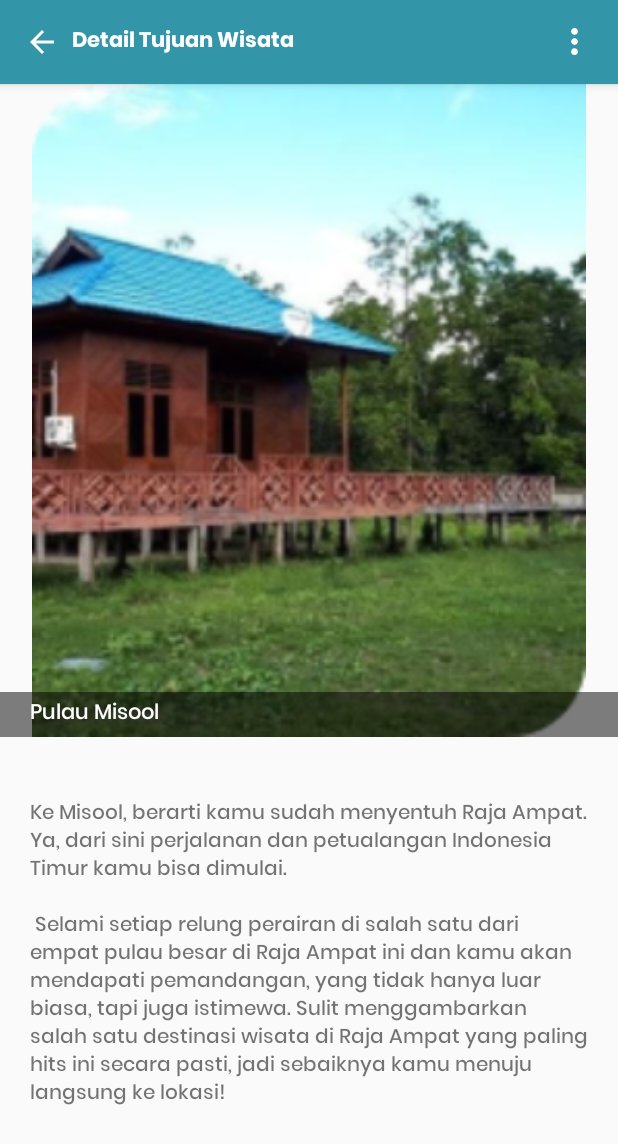
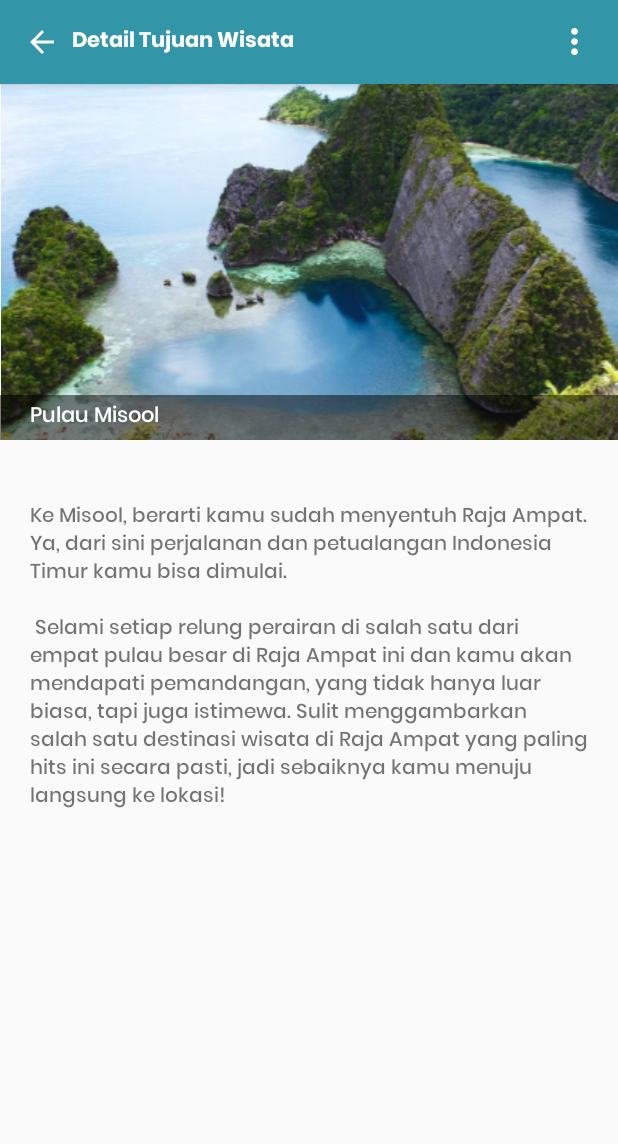
Before and after one commit to Mukhlashin/RajaAmpat, an Android app: the DetailDestinationActivity screen opened directly, with no data from a screen before it, on a phone screen of 412 x 824 dp. Shown: the top 1144 px of the screen. Run offline under Robolectric (Android 15) with nearby library versions, the phone set to English and light mode, and no system bars.

Commit message:
Buat Dummy V2

```diff
--- a/app/src/main/java/com/example/rajaampat/DetailDestinationActivity.java
+++ b/app/src/main/java/com/example/rajaampat/DetailDestinationActivity.java
@@ -3,18 +3,34 @@ package com.example.rajaampat;
 import androidx.appcompat.app.AppCompatActivity;
 import androidx.viewpager.widget.ViewPager;
 
+import android.content.Intent;
 import android.os.Bundle;
+import android.view.View;
+import android.widget.Button;
+import android.widget.ImageButton;
 
 public class DetailDestinationActivity extends AppCompatActivity {
+
+    ImageButton btnBack;
 
     @Override
     protected void onCreate(Bundle savedInstanceState) {
         super.onCreate(savedInstanceState);
         setContentView(R.layout.activity_detail_destination);
 
-        ViewPager viewPager = findViewById(R.id.vpg_detail_destination);
-        ImageDetailActivityAdapter adapter = new ImageDetailActivityAdapter(this);
-        viewPager.setAdapter(adapter);
+//        ViewPager viewPager = findViewById(R.id.vpg_detail_destination);
+//        ImageDetailActivityAdapter adapter = new ImageDetailActivityAdapter(this);
+//        viewPager.setAdapter(adapter);
+
+        btnBack = findViewById(R.id.btn_back);
+
+        btnBack.setOnClickListener(new View.OnClickListener() {
+            @Override
+            public void onClick(View view) {
+                Intent goToDestination = new Intent(DetailDestinationActivity.this, DestinationActivity.class);
+                startActivity(goToDestination);
+            }
+        });
 
     }
 }
--- a/app/src/main/res/layout/activity_destination.xml
+++ b/app/src/main/res/layout/activity_destination.xml
@@ -77,6 +77,7 @@
             android:orientation="vertical">
 
             <LinearLayout
+                android:id="@+id/btn_detail"
                 android:layout_width="match_parent"
                 android:layout_height="wrap_content"
                 android:layout_marginBottom="20dp"
@@ -160,7 +161,7 @@
                             android:fontFamily="@font/poppinsregular"
                             android:gravity="center|start"
                             android:paddingLeft="20dp"
-                            android:text="Pulau Misool"
+                            android:text="Batu Pensil"
                             android:textColor="@android:color/white"
                             android:textSize="13dp" />
 
@@ -211,7 +212,7 @@
                             android:fontFamily="@font/poppinsregular"
                             android:gravity="center|start"
                             android:paddingLeft="20dp"
-                            android:text="Pulau Misool"
+                            android:text="Wayag"
                             android:textColor="@android:color/white"
                             android:textSize="13dp" />
 
--- a/app/src/main/res/layout/content_activity_detail_destination.xml
+++ b/app/src/main/res/layout/content_activity_detail_destination.xml
@@ -1,6 +1,7 @@
 <?xml version="1.0" encoding="utf-8"?>
-<ScrollView xmlns:android="http://schemas.android.com/apk/res/android"
-    android:orientation="vertical" android:layout_width="match_parent"
+<LinearLayout xmlns:android="http://schemas.android.com/apk/res/android"
+    android:orientation="vertical"
+    android:layout_width="match_parent"
     android:layout_height="match_parent">
 
     <LinearLayout
@@ -12,16 +13,24 @@
             android:layout_width="match_parent"
             android:layout_height="wrap_content">
 
-            <androidx.viewpager.widget.ViewPager
-                android:id="@+id/vpg_detail_destination"
+<!--            <androidx.viewpager.widget.ViewPager-->
+<!--                android:id="@+id/vpg_detail_destination"-->
+<!--                android:layout_width="match_parent"-->
+<!--                android:layout_height="435dp"/>-->
+
+            <ImageView
+                android:id="@+id/img"
                 android:layout_width="match_parent"
-                android:layout_height="435dp"/>
+                android:layout_height="wrap_content"
+                android:src="@drawable/misool_island"/>
 
             <LinearLayout
                 android:layout_width="match_parent"
                 android:layout_height="30dp"
                 android:background="@drawable/detail_destination_back"
-                android:layout_alignBottom="@+id/vpg_detail_destination">
+                android:layout_alignBottom="@+id/img">
+
+
 
                 <TextView
                     android:layout_width="match_parent"
@@ -35,7 +44,6 @@
             </LinearLayout>
 
         </RelativeLayout>
-
 
         <TextView
             android:layout_width="match_parent"
@@ -52,4 +60,4 @@ Selami setiap relung perairan di salah satu dari empat pulau besar di Raja Ampat
 
     </LinearLayout>
 
-</ScrollView>
+</LinearLayout>
```
Also changed, not shown: app/src/main/java/com/example/rajaampat/DestinationActivity.java (+12 -0 lines).
